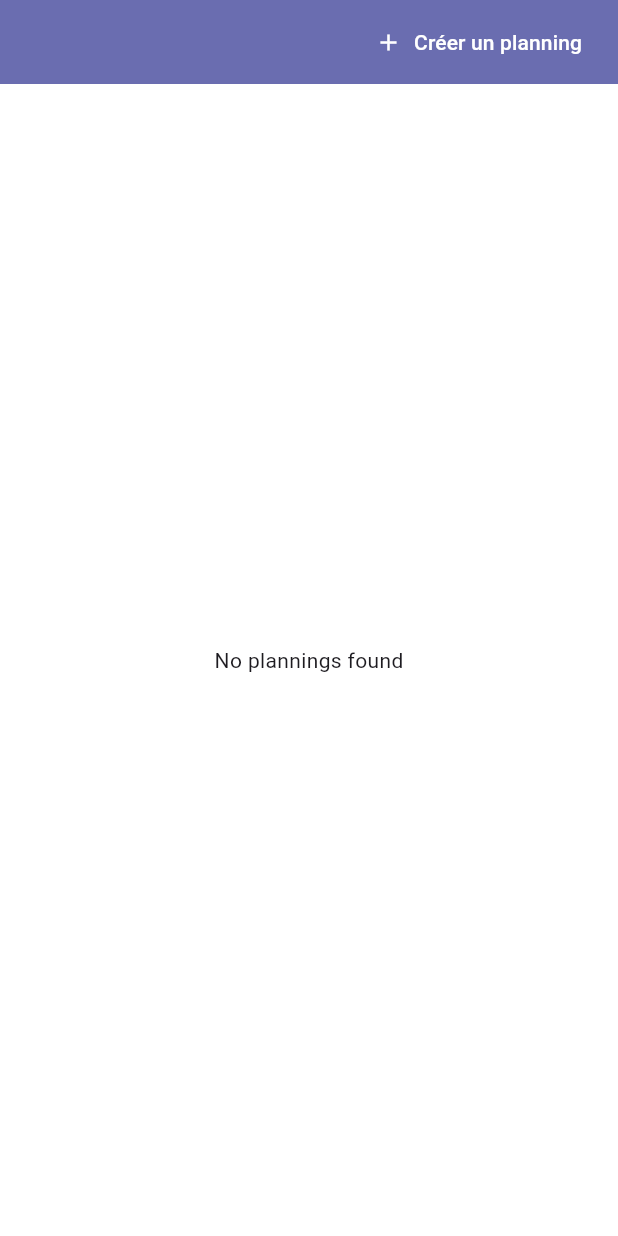
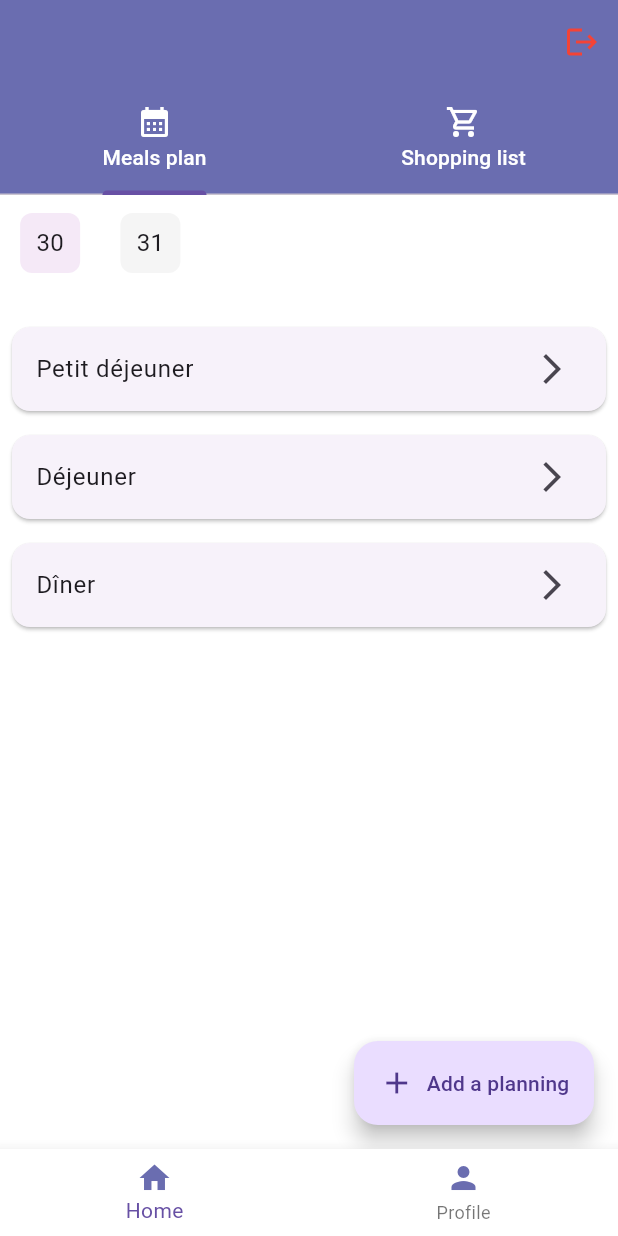
Before and after one commit to val-fcn/mealpy, a Flutter app: the screen it shows once a user with an empty profile is signed in, on a phone screen of 412 x 824 dp. Run offline on Flutter 3.47's test engine with Material 3 defaults, Android fonts, the phone set to English and light mode, and no system bars; our stand-ins replace cloud_firestore, firebase_auth, firebase_core, flutter_dotenv; accounts and stored records are empty; generated files the repository leaves out were written again.

Commit message:
add bottom navbar

```diff
--- /dev/null
+++ b/lib/data/planning_dummy_data.dart
@@ -0,0 +1,206 @@
+import 'package:flutter/material.dart';
+import '../models/planning.dart';
+
+class PlanningDummyData {
+  static List<Planning> plannings = [
+    Planning(
+      id: '1',
+      name: 'Planning Semaine 1',
+      dateRange: DateTimeRange(
+        start: DateTime.now(),
+        end: DateTime.now().add(const Duration(days: 6)),
+      ),
+      days: [
+        PlanningDay(
+          date: DateTime.parse('2024-10-30 12:46:47.820880'),
+          type: 'Régulier',
+          meals: [
+            Meal(
+              id: 'm1',
+              name: 'Petit déjeuner',
+              recipes: [
+                Recipe(
+                  id: 'r1',
+                  name: 'Porridge aux fruits',
+                  ingredients: [
+                    Ingredient(
+                      id: 'i1',
+                      name: 'Flocons d\'avoine',
+                      quantity: 50,
+                      unit: 'g',
+                    ),
+                    Ingredient(
+                      id: 'i2',
+                      name: 'Lait d\'amande',
+                      quantity: 200,
+                      unit: 'ml',
+                    ),
+                    Ingredient(
+                      id: 'i3',
+                      name: 'Fruits rouges',
+                      quantity: 100,
+                      unit: 'g',
+                    ),
+                  ],
+                ),
+              ],
+            ),
+            Meal(
+              id: 'm2',
+              name: 'Déjeuner',
+              recipes: [
+                Recipe(
+                  id: 'r2',
+                  name: 'Salade Buddha Bowl',
+                  ingredients: [
+                    Ingredient(
+                      id: 'i4',
+                      name: 'Quinoa',
+                      quantity: 100,
+                      unit: 'g',
+                    ),
+                    Ingredient(
+                      id: 'i5',
+                      name: 'Avocat',
+                      quantity: 1,
+                      unit: 'pièce',
+                    ),
+                    Ingredient(
+                      id: 'i6',
+                      name: 'Pois chiches',
+                      quantity: 150,
+                      unit: 'g',
+                    ),
+                  ],
+                ),
+              ],
+            ),
+            Meal(
+              id: 'm3',
+              name: 'Dîner',
+              recipes: [
+                Recipe(
+                  id: 'r3',
+                  name: 'Saumon aux légumes',
+                  ingredients: [
+                    Ingredient(
+                      id: 'i7',
+                      name: 'Pavé de saumon',
+                      quantity: 150,
+                      unit: 'g',
+                    ),
+                    Ingredient(
+                      id: 'i8',
+                      name: 'Brocolis',
+                      quantity: 200,
+                      unit: 'g',
+                    ),
+                    Ingredient(
+                      id: 'i9',
+                      name: 'Riz',
+                      quantity: 75,
+                      unit: 'g',
+                    ),
+                  ],
+                ),
+              ],
+            ),
+          ],
+          recipes: [],
+        ),
+        PlanningDay(
+          date: DateTime.parse('2024-10-31 12:47:24.964532'),
+          type: 'Végétarien',
+          meals: [
+            Meal(
+              id: 'm4',
+              name: 'Petit déjeuner',
+              recipes: [
+                Recipe(
+                  id: 'r4',
+                  name: 'Toast à l\'avocat',
+                  ingredients: [
+                    Ingredient(
+                      id: 'i10',
+                      name: 'Pain complet',
+                      quantity: 2,
+                      unit: 'tranches',
+                    ),
+                    Ingredient(
+                      id: 'i11',
+                      name: 'Avocat',
+                      quantity: 1,
+                      unit: 'pièce',
+                    ),
+                    Ingredient(
+                      id: 'i12',
+                      name: 'Œufs',
+                      quantity: 2,
+                      unit: 'pièces',
+                    ),
+                  ],
+                ),
+              ],
+            ),
+            Meal(
+              id: 'm5',
+              name: 'Déjeuner',
+              recipes: [
+                Recipe(
+                  id: 'r5',
+                  name: 'Curry de légumes',
+                  ingredients: [
+                    Ingredient(
+                      id: 'i13',
+                      name: 'Lentilles corail',
+                      quantity: 150,
+                      unit: 'g',
+                    ),
+                    Ingredient(
+                      id: 'i14',
+                      name: 'Lait de coco',
+                      quantity: 200,
+                      unit: 'ml',
+                    ),
+                    Ingredient(
+                      id: 'i15',
+                      name: 'Curry en poudre',
+                      quantity: 2,
+                      unit: 'càc',
+                    ),
+                  ],
+                ),
+              ],
+            ),
+          ],
+          recipes: [],
+        ),
+      ],
+    ),
+  ];
+
+  static List<ShoppingItem> shoppingList = [
+    ShoppingItem(
+      id: 'si1',
+      name: 'Flocons d\'avoine',
+      quantity: 50,
+      unit: 'g',
+      isChecked: false,
+    ),
+    ShoppingItem(
+      id: 'si2',
+      name: 'Lait d\'amande',
+      quantity: 200,
+      unit: 'ml',
+      isChecked: false,
+    ),
+    ShoppingItem(
+      id: 'si3',
+      name: 'Fruits rouges',
+      quantity: 100,
+      unit: 'g',
+      isChecked: true,
+    ),
+    // ... autres items de la liste de courses générés à partir des ingrédients
+  ];
+}
--- a/lib/screens/home_screen.dart
+++ b/lib/screens/home_screen.dart
@@ -1,8 +1,11 @@
 import 'package:flutter/material.dart';
 
+import '../services/auth_services.dart';
 import '../themes/theme.dart';
 import '../widgets/new_planning.dart';
 import '../widgets/planning_list.dart';
+import '../widgets/shopping_list.dart';
+import '../widgets/tabs.dart';
 
 class HomeScreen extends StatefulWidget {
   const HomeScreen({super.key});
@@ -11,28 +14,79 @@ class HomeScreen extends StatefulWidget {
   State<HomeScreen> createState() => _HomeScreenState();
 }
 
-class _HomeScreenState extends State<HomeScreen> {
+class _HomeScreenState extends State<HomeScreen>
+    with SingleTickerProviderStateMixin {
+  late TabController _tabController;
+
+  @override
+  void initState() {
+    super.initState();
+    _tabController = TabController(length: 2, vsync: this, initialIndex: 0);
+    _tabController.addListener(() {
+      setState(() {}); // Force le rebuild quand l'onglet change
+    });
+  }
+
+  @override
+  void dispose() {
+    _tabController.dispose();
+    super.dispose();
+  }
+
   @override
   Widget build(BuildContext context) {
     return Scaffold(
+      bottomNavigationBar: const Tabs(),
       appBar: AppBar(
         actions: [
-          FilledButton.icon(
-            onPressed: () {
-              Navigator.push(context,
-                  MaterialPageRoute(builder: (context) => const NewPlanning()));
-            },
-            icon: const Icon(Icons.add),
-            label: const Text("Créer un planning"),
-            style: FilledButton.styleFrom(
-              backgroundColor: AppTheme.primaryColor,
-              foregroundColor: AppTheme.backgroundColor,
+          IconButton(
+            onPressed: AuthServices().signOut,
+            icon: const Icon(
+              Icons.logout,
+              color: Colors.red,
             ),
-          )
+          ),
         ],
+        bottom: TabBar(
+          controller: _tabController,
+          tabs: <Widget>[
+            Tab(
+              icon: Icon(
+                _tabController.index == 0
+                    ? Icons.calendar_month
+                    : Icons.calendar_month_outlined,
+                color: Colors.white,
+              ),
+              child: const Text(
+                'Meals plan',
+                style: TextStyle(color: Colors.white),
+              ),
+            ),
+            Tab(
+              icon: Icon(
+                _tabController.index == 1
+                    ? Icons.shopping_cart
+                    : Icons.shopping_cart_outlined,
+                color: Colors.white,
+              ),
+              child: const Text(
+                'Shopping list',
+                style: TextStyle(color: Colors.white),
+              ),
+            ),
+          ],
+        ),
       ),
-      body: const Center(
-        child: PlanningList(),
+      body: TabBarView(
+        controller: _tabController,
+        children: const <Widget>[
+          Center(
+            child: PlanningList(),
+          ),
+          Center(
+            child: ShoppingList(),
+          ),
+        ],
       ),
     );
   }
--- a/lib/widgets/planning_list.dart
+++ b/lib/widgets/planning_list.dart
@@ -1,6 +1,8 @@
 import 'package:flutter/material.dart';
 
+import '../data/planning_dummy_data.dart';
 import '../models/planning.dart';
+import 'new_planning.dart';
 
 class PlanningList extends StatefulWidget {
   const PlanningList({super.key});
@@ -10,26 +12,147 @@ class PlanningList extends StatefulWidget {
 }
 
 class _PlanningListState extends State<PlanningList> {
-  final List<Planning> _plannings = [];
-  late Widget content;
+  late List<Planning> _plannings;
+  final ScrollController _scrollController = ScrollController();
+  late PlanningDay _selectedDay;
 
   @override
   void initState() {
     super.initState();
-    content = _plannings.isNotEmpty
-        ? ListView.builder(
-            itemCount: _plannings.length,
-            itemBuilder: (context, index) {
-              return Text(_plannings[index].name);
-            },
-          )
-        : const Center(
-            child: Text('No plannings found'),
-          );
+    _plannings = PlanningDummyData.plannings;
+    _selectedDay = _plannings[0].days[0];
+  }
+
+  List<DateTime> _getDaysInRange() {
+    if (_plannings.isEmpty) return [];
+
+    final firstPlanning = _plannings[0];
+    final List<DateTime> days = [];
+
+    for (var day in firstPlanning.days) {
+      days.add(day.date);
+    }
+
+    return days;
   }
 
   @override
   Widget build(BuildContext context) {
+    Widget content;
+    if (_plannings.isEmpty) {
+      content = Center(
+        child: Column(
+          mainAxisAlignment: MainAxisAlignment.center,
+          children: [
+            const Text('No plannings found'),
+            ElevatedButton.icon(
+              onPressed: () {
+                Navigator.of(context).push(
+                  MaterialPageRoute(builder: (context) => const NewPlanning()),
+                );
+              },
+              label: const Text('Add a planning'),
+              icon: const Icon(Icons.add),
+            ),
+          ],
+        ),
+      );
+    } else {
+      content = Column(
+        children: [
+          Container(
+            height: 80,
+            width: double.infinity,
+            padding: const EdgeInsets.symmetric(vertical: 8),
+            child: ListView.builder(
+              controller: _scrollController,
+              scrollDirection: Axis.horizontal,
+              itemCount: _getDaysInRange().length,
+              itemBuilder: (context, index) {
+                final day = _getDaysInRange()[index];
+                return GestureDetector(
+                  onTap: () {
+                    setState(() {
+                      _selectedDay = _plannings[0].days[index];
+                    });
+                  },
+                  child: Container(
+                    width: MediaQuery.of(context).size.width / 7,
+                    margin: const EdgeInsets.symmetric(horizontal: 4),
+                    child: Column(
+                      children: [
+                        const SizedBox(height: 4),
+                        Container(
+                          width: 40,
+                          height: 40,
+                          decoration: BoxDecoration(
+                            color: _selectedDay.date.day == day.day
+                                ? Colors.purple.withOpacity(0.1)
+                                : Colors.grey.withOpacity(0.1),
+                            borderRadius: BorderRadius.circular(8),
+                          ),
+                          child: Center(
+                            child: Text(
+                              day.day.toString(),
+                              style: const TextStyle(
+                                fontSize: 16,
+                              ),
+                            ),
+                          ),
+                        ),
+                      ],
+                    ),
+                  ),
+                );
+              },
+            ),
+          ),
+          // Liste des menus
+          Expanded(
+            child: ListView.builder(
+              itemCount: _selectedDay.meals.length,
+              itemBuilder: (context, index) {
+                final planning = _selectedDay;
+                return Card(
+                  margin: const EdgeInsets.all(8),
+                  child: ListTile(
+                    title: Text(planning.meals[index].name),
+                    trailing: const Icon(Icons.arrow_forward_ios),
+                    onTap: () {
+                      // TODO : Navigation vers le détail du menu
+                    },
+                  ),
+                );
+              },
+            ),
+          ),
+          Align(
+            alignment: Alignment.bottomRight,
+            child: Container(
+              width: 160,
+              margin: const EdgeInsets.all(16),
+              child: FloatingActionButton(
+                onPressed: () {
+                  Navigator.of(context).push(
+                    MaterialPageRoute(
+                        builder: (context) => const NewPlanning()),
+                  );
+                },
+                child: const Row(
+                  mainAxisAlignment: MainAxisAlignment.center,
+                  children: [
+                    Icon(Icons.add),
+                    SizedBox(width: 8),
+                    Text('Add a planning'),
+                  ],
+                ),
+              ),
+            ),
+          ),
+        ],
+      );
+    }
+
     return Scaffold(
       body: content,
     );
--- /dev/null
+++ b/lib/widgets/shopping_list.dart
@@ -0,0 +1,34 @@
+import 'package:flutter/material.dart';
+
+import '../models/planning.dart';
+import '../data/planning_dummy_data.dart';
+
+class ShoppingList extends StatefulWidget {
+  const ShoppingList({super.key});
+
+  @override
+  State<ShoppingList> createState() => _ShoppingListState();
+}
+
+class _ShoppingListState extends State<ShoppingList> {
+  late List<ShoppingItem> _shoppingList;
+
+  @override
+  void initState() {
+    super.initState();
+    _shoppingList = PlanningDummyData.shoppingList;
+  }
+
+  @override
+  Widget build(BuildContext context) {
+    return ListView.builder(
+      itemCount: _shoppingList.length,
+      itemBuilder: (context, index) {
+        final shoppingItem = _shoppingList[index];
+        return ListTile(
+          title: Text(shoppingItem.name),
+        );
+      },
+    );
+  }
+}
--- /dev/null
+++ b/lib/widgets/tabs.dart
@@ -0,0 +1,51 @@
+import 'package:flutter/material.dart';
+
+import '../themes/theme.dart';
+
+class Tabs extends StatefulWidget {
+  const Tabs({super.key});
+
+  @override
+  State<Tabs> createState() => _TabsState();
+}
+
+class _TabsState extends State<Tabs> {
+  int currentIndex = 0;
+
+  @override
+  void initState() {
+    super.initState();
+    currentIndex = 0;
+  }
+
+  void setCurrentIndex(int index) {
+    setState(() {
+      currentIndex = index;
+    });
+  }
+
+  @override
+  Widget build(BuildContext context) {
+    return BottomNavigationBar(
+      currentIndex: currentIndex,
+      onTap: setCurrentIndex,
+      backgroundColor: Colors.white,
+      items: const [
+        BottomNavigationBarItem(
+          icon: Icon(
+            Icons.home,
+            color: AppTheme.primaryColor,
+          ),
+          label: 'Home',
+        ),
+        BottomNavigationBarItem(
+          icon: Icon(
+            Icons.person,
+            color: AppTheme.primaryColor,
+          ),
+          label: 'Profile',
+        ),
+      ],
+    );
+  }
+}
--- a/pubspec.yaml
+++ b/pubspec.yaml
@@ -43,6 +43,9 @@ dependencies:
 
   # Environment variables
   flutter_dotenv: ^5.1.0
+
+  # Internationalization
+  intl: ^0.18.0
 
 dev_dependencies:
   flutter_test:
```
Also changed, not shown: pubspec.lock.
